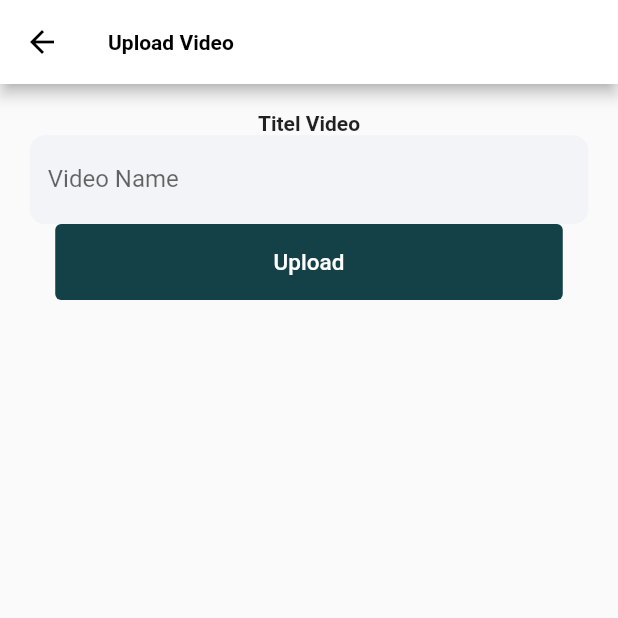
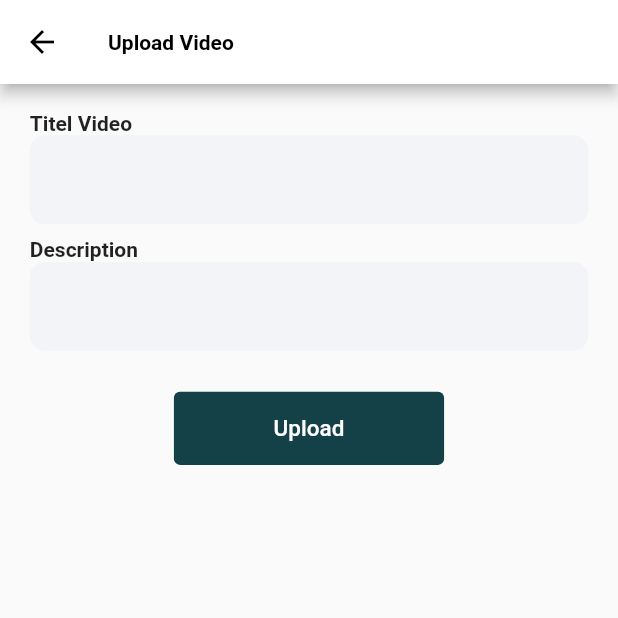
Before and after one commit to TOUIBIS/Sami-TOUIBI, a Flutter app: the UploadView screen opened directly, on a phone screen of 412 x 824 dp, the top half of it. Run offline on Flutter 3.47's test engine with Material 2 defaults, Android fonts, the phone set to English and light mode, and no system bars; our stand-ins replace flutter_screenutil, flutter_svg, stacked, video_player; network calls fail.

Commit message:
create post model and post widget

```diff
--- a/lib/helper.dart
+++ b/lib/helper.dart
@@ -4,6 +4,8 @@ import 'package:flutter/material.dart';
 const TextStyle normalTextStyle = TextStyle(fontWeight: FontWeight.w500,fontSize: 15,color: Colors.white);
 const TextStyle nameStyle = TextStyle(fontWeight: FontWeight.bold,fontSize: 14,color: Colors.black);
 const TextStyle descStyle = TextStyle(fontWeight: FontWeight.normal,fontSize: 11,color: Color.fromRGBO(184, 486, 195, 1));
+const TextStyle personNamePostStyle = TextStyle(fontWeight: FontWeight.bold,fontSize: 15,color: Color.fromRGBO(25, 41, 92, 1));
+const TextStyle descPostStyle = TextStyle(fontWeight: FontWeight.normal,fontSize: 14,color: Color.fromRGBO(0, 0, 0, 1));
 //App Colors
 const Color bgAppColor = Color.fromRGBO(25, 88, 96, 1);
 const Color unselectedButtonColor = Color.fromRGBO(112, 112, 112, 1);
--- a/lib/ui/views/login/login_viewmodel.dart
+++ b/lib/ui/views/login/login_viewmodel.dart
@@ -37,4 +37,6 @@ class LoginViewModel extends BaseViewModel{
     notifyListeners();
   }
 
+
+
 }
--- a/lib/ui/views/upload/upload_view.dart
+++ b/lib/ui/views/upload/upload_view.dart
@@ -30,7 +30,11 @@ class UploadView extends StatelessWidget {
                padding:  EdgeInsets.only(top: 20.h,right: 20.w,left: 20.w),
                child: Column(
                  children: [
-                   Text(model.videoTitle, style: TextStyle(fontWeight: FontWeight.bold),),
+                   Row(
+                     children: [
+                       Text(model.videoTitle, style: TextStyle(fontWeight: FontWeight.bold),),
+                     ],
+                   ),
                    TextField(
                        decoration: InputDecoration(
                          filled: true,
@@ -53,13 +57,48 @@ class UploadView extends StatelessWidget {
                                  width: 2
                              )
                          ),
-                           labelText: model.videoName,
+
                        )
                    ),
+                   SizedBox(height: 10.h,),
+                   Row(
+                     children: [
+                       Text(model.desc, style: TextStyle(fontWeight: FontWeight.bold),),
+                     ],
+                   ),
+                   TextField(
+                     keyboardType: TextInputType.multiline,
+                     textCapitalization: TextCapitalization.sentences,
+                     maxLines: null,
+                     decoration: InputDecoration(
+                       filled: true,
+                       fillColor: textFieldBgColor,
+                       enabledBorder: OutlineInputBorder(
+                           borderRadius: BorderRadius.all(
+                               Radius.circular(10)
+                           ),
+                           borderSide: BorderSide(
+                               color: textFieldBgColor,
+                               width: 2
+                           )
+                       ),
+                       focusedBorder: OutlineInputBorder(
+                           borderRadius: BorderRadius.all(
+                               Radius.circular(10)
+                           ),
+                           borderSide: BorderSide(
+                               color: textFieldBgColor,
+                               width: 2
+                           )
+                       ),
+
+                     ),
+                   ),
+                   SizedBox(height: 30.h,),
                    TextButton(
                      style: TextButton.styleFrom(
                        backgroundColor: loginButtonColor,
-                       fixedSize: Size(340.w, 55.h),
+                       fixedSize: Size(181.w, 53.h),
                        textStyle: const TextStyle(fontSize: 20),
                      ),
                      onPressed: () {
--- a/lib/ui/views/upload/upload_viewmodel.dart
+++ b/lib/ui/views/upload/upload_viewmodel.dart
@@ -12,6 +12,9 @@ class UploadViewModel extends BaseViewModel{
   final String _videoName = 'Video Name';
   String get videoName => _videoName;
 
+  final String _desc = 'Description';
+  String get desc => _desc;
+
   final String _upload = 'Upload';
   String get upload => _upload;
 
--- a/pubspec.yaml
+++ b/pubspec.yaml
@@ -35,6 +35,8 @@ dependencies:
   flutter_svg: ^1.0.0
   #plugin for adapting screen and font size.
   flutter_screenutil: ^5.0.2
+  #video
+  video_player: ^2.2.10
 
   # The following adds the Cupertino Icons font to your application.
   # Use with the CupertinoIcons class for iOS style icons.
@@ -77,6 +79,10 @@ flutter:
     - Block.svg
     - batman.jpg
     - Search.svg
+    - Star.svg
+    - Like.svg
+    - Comment.svg
+    - share.svg
 
 
   # An image asset can refer to one or more resolution-specific "variants", see
```
Also changed, not shown: lib/models/post.dart (added, +9 -0 lines), lib/ui/views/home1/home1_view.dart (+6 -4 lines), lib/ui/widgets/post_widget.dart (added, +113 -0 lines), pubspec.lock, 1 other file.
